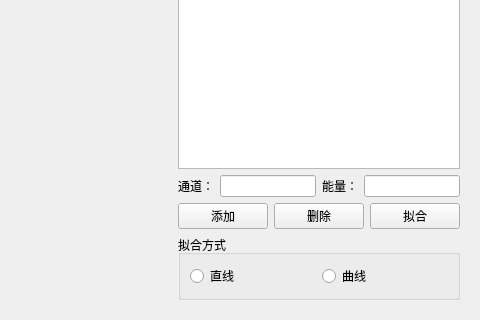
Old version of the form energycalibrationform.ui in the repository MrXiaomao/Cu_Activation; both pictures show x 308 to 788 and y 180 to 500 of the 788 by 500 pixel window.
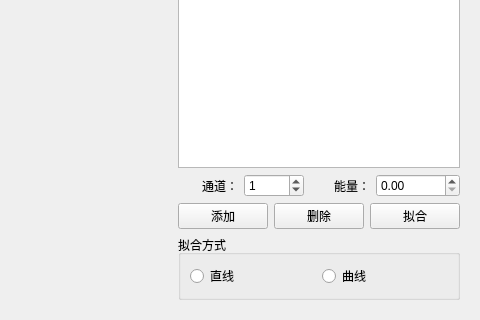
New version of the form.

```diff
--- a/energycalibrationform.ui
+++ b/energycalibrationform.ui
@@ -146,7 +146,14 @@
          </widget>
         </item>
         <item>
-         <widget class="QLineEdit" name="lineEdit"/>
+         <widget class="QSpinBox" name="spinBox_ch">
+          <property name="maximum">
+           <number>9999</number>
+          </property>
+          <property name="value">
+           <number>1</number>
+          </property>
+         </widget>
         </item>
         <item>
          <widget class="QLabel" name="label_2">
@@ -159,7 +166,14 @@
          </widget>
         </item>
         <item>
-         <widget class="QLineEdit" name="lineEdit_2"/>
+         <widget class="QDoubleSpinBox" name="doubleSpinBox_e">
+          <property name="maximum">
+           <double>999999.989999999990687</double>
+          </property>
+          <property name="value">
+           <double>0.000000000000000</double>
+          </property>
+         </widget>
         </item>
        </layout>
       </item>
```
